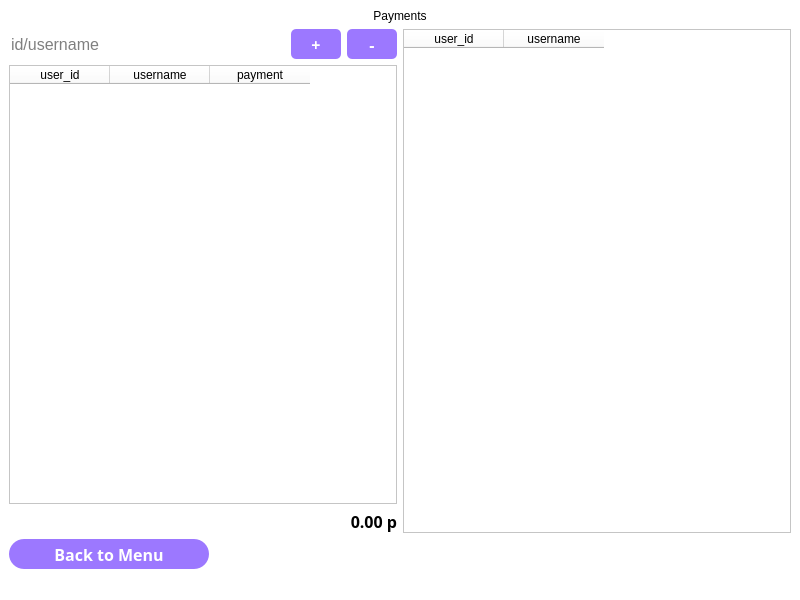
AlliumPro/statistics-innoprog, file Designs/Payments.ui: the form before one commit.
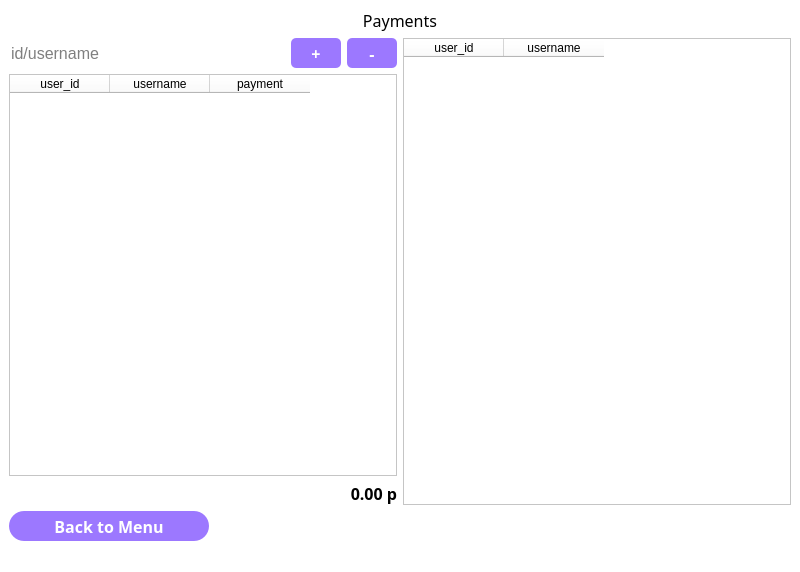
The form after the commit.

The edit to the form file:
```diff
--- a/Designs/Payments.ui
+++ b/Designs/Payments.ui
@@ -7,7 +7,7 @@
     <x>0</x>
     <y>0</y>
     <width>800</width>
-    <height>600</height>
+    <height>572</height>
    </rect>
   </property>
   <property name="windowTitle">
@@ -26,6 +26,12 @@
         <verstretch>0</verstretch>
        </sizepolicy>
       </property>
+      <property name="font">
+       <font>
+        <family>Arial Black</family>
+        <pointsize>12</pointsize>
+       </font>
+      </property>
       <property name="text">
        <string>Payments</string>
       </property>
```
